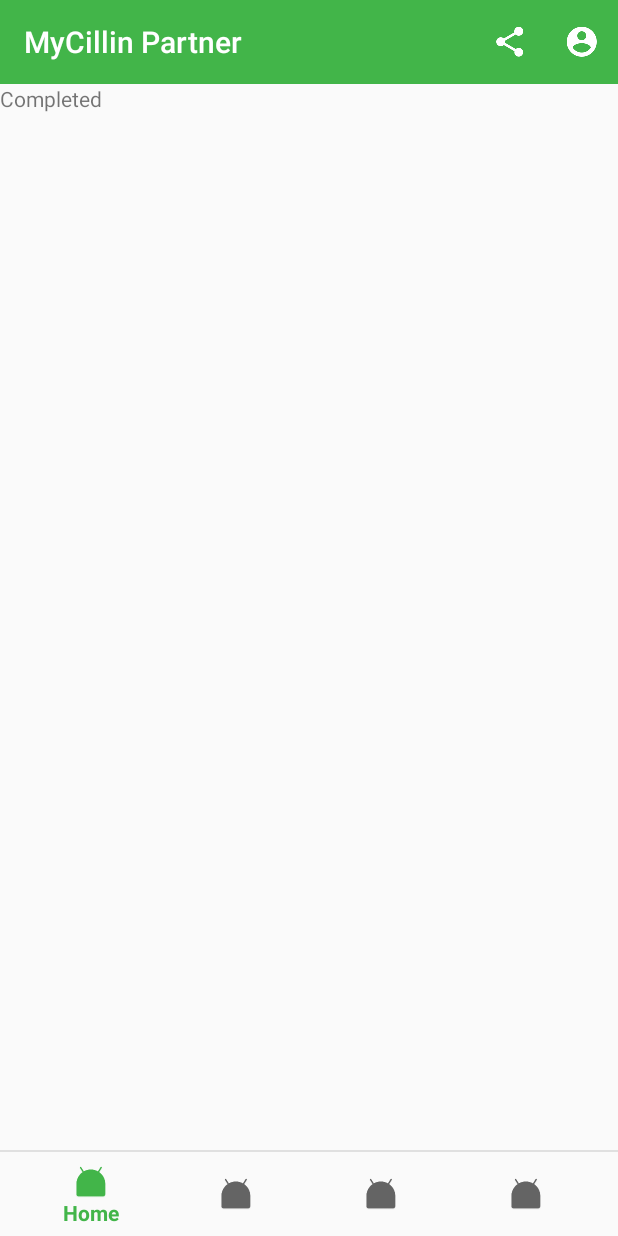
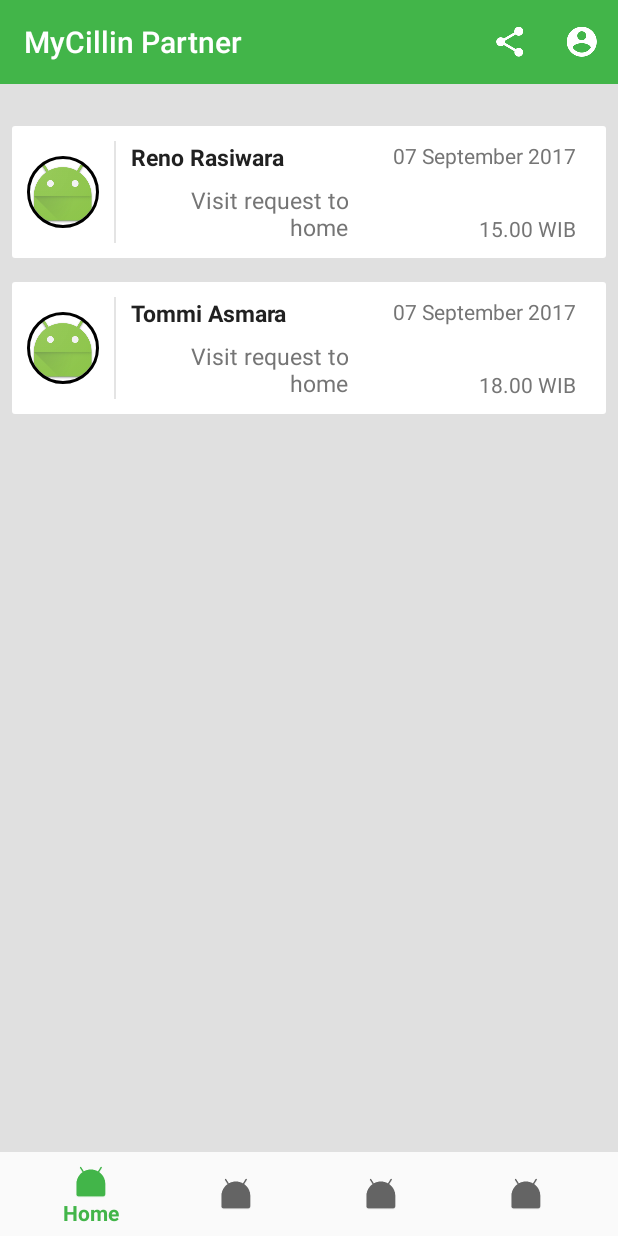
Before and after one commit to mrbagaskoro/android-mycillin-partner, an Android app: the fragment ToDoCompletedFragment placed in its activity, on a phone screen of 412 x 824 dp. Run offline under Robolectric (Android 15) with nearby library versions, the phone set to English and light mode, and no system bars; our stand-ins replace ButterKnife, CircleImageView.

Commit message:
Add To Do Completed Design

```diff
--- /dev/null
+++ b/app/src/main/java/com/mycillin/partner/adapter/ToDoCompletedAdapter.java
@@ -0,0 +1,68 @@
+package com.mycillin.partner.adapter;
+
+import android.support.v7.widget.RecyclerView;
+import android.view.LayoutInflater;
+import android.view.View;
+import android.view.ViewGroup;
+import android.widget.TextView;
+
+import com.mycillin.partner.R;
+import com.mycillin.partner.list.ToDoCompletedList;
+
+import java.util.ArrayList;
+import java.util.List;
+
+import de.hdodenhof.circleimageview.CircleImageView;
+
+/**
+ * Created by mrbagaskoro on 07-Oct-17.
+ */
+
+public class ToDoCompletedAdapter extends RecyclerView.Adapter<ToDoCompletedAdapter.MyViewHolder> {
+    private List<ToDoCompletedList> ToDoCompletedLists;
+    private ArrayList<ToDoCompletedList> arrayToDoCompletedLists;
+
+    public ToDoCompletedAdapter(List<ToDoCompletedList> ToDoCompletedLists) {
+        this.ToDoCompletedLists = ToDoCompletedLists;
+        this.arrayToDoCompletedLists = new ArrayList<>();
+        this.arrayToDoCompletedLists.addAll(ToDoCompletedLists);
+    }
+
+    @Override
+    public MyViewHolder onCreateViewHolder(ViewGroup parent, int viewType) {
+        View itemView = LayoutInflater.from(parent.getContext()).inflate(R.layout.row_completed_list, parent, false);
+        return new MyViewHolder(itemView);
+    }
+
+    @Override
+    public void onBindViewHolder(MyViewHolder holder, int position) {
+        ToDoCompletedList resultList = ToDoCompletedLists.get(position);
+        holder.patientName.setText(resultList.getPatientName());
+        holder.bookType.setText(resultList.getBookType());
+        holder.bookDate.setText(resultList.getBookDate());
+        holder.bookTime.setText(resultList.getBookTime());
+    }
+
+    @Override
+    public int getItemCount() {
+        return ToDoCompletedLists.size();
+    }
+
+    public class MyViewHolder extends RecyclerView.ViewHolder {
+        private TextView patientName;
+        private TextView bookType;
+        private TextView bookDate;
+        private TextView bookTime;
+        private CircleImageView patientPic;
+
+
+        public MyViewHolder(View itemView) {
+            super(itemView);
+            patientName = itemView.findViewById(R.id.rowCompletedList_tv_patientName);
+            bookType = itemView.findViewById(R.id.rowCompletedList_tv_bookType);
+            bookDate = itemView.findViewById(R.id.rowCompletedList_tv_bookDate);
+            bookTime = itemView.findViewById(R.id.rowCompletedList_tv_bookTime);
+            patientPic = itemView.findViewById(R.id.rowCompletedList_iv_patientAvatar);
+        }
+    }
+}
--- a/app/src/main/java/com/mycillin/partner/fragment/ToDoCompletedFragment.java
+++ b/app/src/main/java/com/mycillin/partner/fragment/ToDoCompletedFragment.java
@@ -2,13 +2,31 @@
 
 import android.os.Bundle;
 import android.support.v4.app.Fragment;
+import android.support.v7.widget.DefaultItemAnimator;
+import android.support.v7.widget.LinearLayoutManager;
+import android.support.v7.widget.RecyclerView;
 import android.view.LayoutInflater;
 import android.view.View;
 import android.view.ViewGroup;
 
 import com.mycillin.partner.R;
+import com.mycillin.partner.adapter.ToDoCompletedAdapter;
+import com.mycillin.partner.list.ToDoCompletedList;
+import com.mycillin.partner.util.RecyclerTouchListener;
+
+import java.util.ArrayList;
+import java.util.List;
+
+import butterknife.BindView;
+import butterknife.ButterKnife;
 
 public class ToDoCompletedFragment extends Fragment {
+
+    @BindView(R.id.toDoCompletedFragment_rv_recyclerView)
+    RecyclerView toDoCompletedRecyclerView;
+
+    private List<ToDoCompletedList> toDoCompletedLists = new ArrayList<>();
+    private ToDoCompletedAdapter toDoCompletedAdapter;
 
     public ToDoCompletedFragment() {
         // Required empty public constructor
@@ -23,6 +41,43 @@
     public View onCreateView(LayoutInflater inflater, ViewGroup container,
                              Bundle savedInstanceState) {
         View rootView = inflater.inflate(R.layout.fragment_to_do_completed, container, false);
+        ButterKnife.bind(this, rootView);
+
+        getToDoCompletedList();
+
         return rootView;
     }
+
+    public void getToDoCompletedList() {
+        toDoCompletedRecyclerView.setLayoutManager(new LinearLayoutManager(getContext()));
+        toDoCompletedRecyclerView.setItemAnimator(new DefaultItemAnimator());
+
+        toDoCompletedLists.clear();
+        toDoCompletedLists.add(new ToDoCompletedList("pic_01.jpg", "Reno Rasiwara", "Visit request to home", "07 September 2017", "15.00 WIB"));
+        toDoCompletedLists.add(new ToDoCompletedList("pic_01.jpg", "Tommi Asmara", "Visit request to home", "07 September 2017", "18.00 WIB"));
+
+        toDoCompletedAdapter = new ToDoCompletedAdapter(toDoCompletedLists);
+        toDoCompletedRecyclerView.setAdapter(toDoCompletedAdapter);
+        toDoCompletedAdapter.notifyDataSetChanged();
+
+        toDoCompletedRecyclerView.addOnItemTouchListener(new RecyclerTouchListener(getContext(), toDoCompletedRecyclerView, new RecyclerTouchListener.ClickListener() {
+            @Override
+            public void onClick(View view, int position) {
+                ToDoCompletedList list = toDoCompletedLists.get(position);
+
+                /*Intent intent = new Intent(getContext(), ToDoCompletedDetailActivity.class);
+                intent.putExtra(ToDoCompletedDetailActivity.KEY_FLAG_PATIENT_NAME, list.getPatientName());
+                intent.putExtra(ToDoCompletedDetailActivity.KEY_FLAG_PATIENT_DATE, list.getBookDate());
+                intent.putExtra(ToDoCompletedDetailActivity.KEY_FLAG_PATIENT_TIME, list.getBookTime());
+                intent.putExtra(ToDoCompletedDetailActivity.KEY_FLAG_PATIENT_TYPE, list.getBookType());
+                intent.putExtra(ToDoCompletedDetailActivity.KEY_FLAG_PATIENT_PIC, list.getPatientPic());
+                startActivity(intent);*/
+            }
+
+            @Override
+            public void onLongClick(View view, int position) {
+
+            }
+        }));
+    }
 }
--- /dev/null
+++ b/app/src/main/java/com/mycillin/partner/list/ToDoCompletedList.java
@@ -0,0 +1,61 @@
+package com.mycillin.partner.list;
+
+/**
+ * Created by mrbagaskoro on 07-Oct-17.
+ */
+
+public class ToDoCompletedList {
+    private String patientPic;
+    private String patientName;
+    private String bookType;
+    private String bookDate;
+    private String bookTime;
+
+    public ToDoCompletedList(String patientPic, String patientName, String bookType, String bookDate, String bookTime){
+        this.patientPic = patientPic;
+        this.patientName = patientName;
+        this.bookType = bookType;
+        this.bookDate = bookDate;
+        this.bookTime = bookTime;
+    }
+
+    public String getPatientPic() {
+        return patientPic;
+    }
+
+    public void setPatientPic(String patientPic) {
+        this.patientPic = patientPic;
+    }
+
+    public String getPatientName() {
+        return patientName;
+    }
+
+    public void setPatientName(String patientName) {
+        this.patientName = patientName;
+    }
+
+    public String getBookType() {
+        return bookType;
+    }
+
+    public void setBookType(String bookType) {
+        this.bookType = bookType;
+    }
+
+    public String getBookDate() {
+        return bookDate;
+    }
+
+    public void setBookDate(String bookDate) {
+        this.bookDate = bookDate;
+    }
+
+    public String getBookTime() {
+        return bookTime;
+    }
+
+    public void setBookTime(String bookTime) {
+        this.bookTime = bookTime;
+    }
+}
--- a/app/src/main/res/layout/fragment_to_do_completed.xml
+++ b/app/src/main/res/layout/fragment_to_do_completed.xml
@@ -1,13 +1,17 @@
-<FrameLayout xmlns:android="http://schemas.android.com/apk/res/android"
+<?xml version="1.0" encoding="utf-8"?>
+<RelativeLayout xmlns:android="http://schemas.android.com/apk/res/android"
     xmlns:tools="http://schemas.android.com/tools"
     android:layout_width="match_parent"
     android:layout_height="match_parent"
+    android:background="@color/bgColor"
     tools:context="com.mycillin.partner.fragment.ToDoCompletedFragment">
 
-    <!-- TODO: Update blank fragment layout -->
-    <TextView
+    <android.support.v7.widget.RecyclerView
+        android:id="@+id/toDoCompletedFragment_rv_recyclerView"
         android:layout_width="match_parent"
         android:layout_height="match_parent"
-        android:text="Completed" />
+        android:paddingTop="20dp" >
 
-</FrameLayout>
+    </android.support.v7.widget.RecyclerView>
+
+</RelativeLayout>
--- /dev/null
+++ b/app/src/main/res/layout/row_completed_list.xml
@@ -0,0 +1,118 @@
+<?xml version="1.0" encoding="utf-8"?>
+<RelativeLayout xmlns:android="http://schemas.android.com/apk/res/android"
+    android:layout_width="match_parent"
+    android:layout_height="wrap_content"
+    android:clickable="true"
+    android:focusable="true"
+    android:orientation="vertical"
+    android:padding="@dimen/spacing_small">
+
+    <LinearLayout
+        android:id="@+id/rowCompletedList_ll_mainContainer"
+        android:layout_width="match_parent"
+        android:layout_height="wrap_content"
+        android:clickable="true"
+        android:focusable="true"
+        android:background="?attr/selectableItemBackground"
+        android:orientation="horizontal" >
+
+        <LinearLayout
+            android:layout_width="match_parent"
+            android:layout_height="wrap_content"
+            android:paddingTop="10dp"
+            android:paddingBottom="10dp"
+            android:orientation="horizontal"
+            android:background="@drawable/frame_alt">
+
+            <LinearLayout
+                android:layout_width="wrap_content"
+                android:layout_height="wrap_content"
+                android:gravity="center"
+                android:orientation="vertical" >
+
+                <de.hdodenhof.circleimageview.CircleImageView
+                    xmlns:app="http://schemas.android.com/apk/res-auto"
+                    android:id="@+id/rowCompletedList_iv_patientAvatar"
+                    android:layout_width="match_parent"
+                    android:layout_height="match_parent"
+                    android:layout_marginTop="10dp"
+                    android:layout_marginBottom="10dp"
+                    android:layout_marginEnd="10dp"
+                    android:layout_marginStart="10dp"
+                    android:src="@mipmap/ic_launcher"
+                    app:civ_border_width="2dp"
+                    app:civ_border_color="@color/black"/>
+
+            </LinearLayout>
+
+            <View
+                android:layout_width="1dp"
+                android:layout_height="match_parent"
+                android:background="@color/bgColor" />
+
+            <LinearLayout
+                android:layout_width="0dp"
+                android:layout_height="match_parent"
+                android:orientation="vertical"
+                android:layout_weight="1" >
+
+                <TextView
+                    android:id="@+id/rowCompletedList_tv_patientName"
+                    android:layout_width="wrap_content"
+                    android:layout_height="wrap_content"
+                    android:layout_marginEnd="10dp"
+                    android:layout_marginStart="10dp"
+                    android:paddingBottom="10dp"
+                    android:textSize="15sp"
+                    android:textStyle="bold"
+                    android:textColor="@color/primaryText"
+                    android:text="@string/rowVisitList_patientName" />
+
+                <TextView
+                    android:id="@+id/rowCompletedList_tv_bookType"
+                    android:layout_width="wrap_content"
+                    android:layout_height="match_parent"
+                    android:layout_marginEnd="10dp"
+                    android:layout_marginStart="10dp"
+                    android:gravity="bottom|end"
+                    android:textSize="15sp"
+                    android:textColor="@color/secondaryText"
+                    android:text="@string/rowVisitList_bookType" />
+
+            </LinearLayout>
+
+            <LinearLayout
+                android:layout_width="wrap_content"
+                android:layout_height="match_parent"
+                android:paddingStart="10dp"
+                android:paddingEnd="10dp"
+                android:gravity="end"
+                android:orientation="vertical" >
+
+                <TextView
+                    android:id="@+id/rowCompletedList_tv_bookDate"
+                    android:layout_width="wrap_content"
+                    android:layout_height="wrap_content"
+                    android:layout_marginEnd="10dp"
+                    android:layout_marginStart="10dp"
+                    android:paddingBottom="10dp"
+                    android:textColor="@color/secondaryText"
+                    android:text="@string/rowEWalletHistoryList_date" />
+
+                <TextView
+                    android:id="@+id/rowCompletedList_tv_bookTime"
+                    android:layout_width="wrap_content"
+                    android:layout_height="match_parent"
+                    android:layout_marginEnd="10dp"
+                    android:layout_marginStart="10dp"
+                    android:gravity="bottom|end"
+                    android:textColor="@color/secondaryText"
+                    android:text="@string/rowVisitList_bookTime" />
+
+            </LinearLayout>
+
+        </LinearLayout>
+
+    </LinearLayout>
+
+</RelativeLayout>
```
